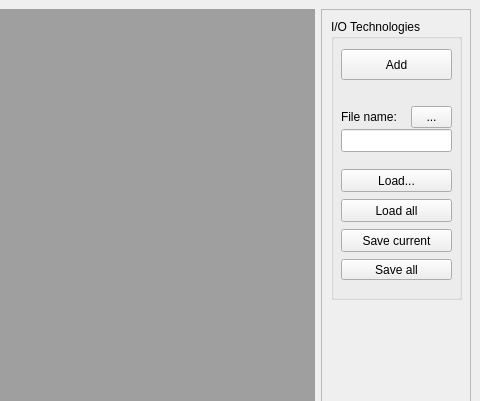
Before: the Qt Designer form code/pev/experts_gui/ui/mainwindow.ui in Jackirson/pyttools, drawn with Qt 5; both pictures show x 320 to 800 and y 0 to 401 of the 800 by 600 pixel window.
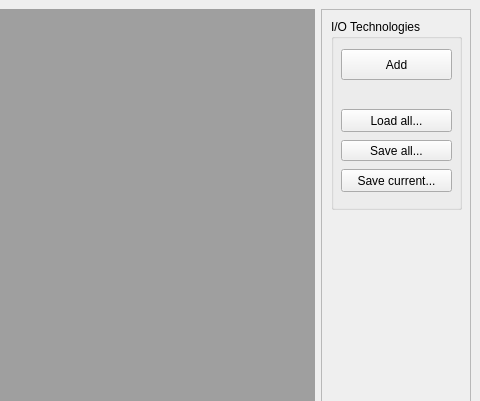
After: the same form once the commit is applied.

Commit message: ISSUE #276: Added tech numbers and sort-before-you-save to expert_gui.

Diff of the .ui file:
```diff
--- a/code/pev/experts_gui/ui/mainwindow.ui
+++ b/code/pev/experts_gui/ui/mainwindow.ui
@@ -44,7 +44,7 @@
          <x>10</x>
          <y>10</y>
          <width>131</width>
-         <height>281</height>
+         <height>191</height>
         </rect>
        </property>
        <property name="title">
@@ -67,88 +67,39 @@
         <property name="geometry">
          <rect>
           <x>10</x>
-          <y>240</y>
+          <y>121</y>
           <width>111</width>
           <height>21</height>
          </rect>
         </property>
         <property name="text">
-         <string>Save all</string>
+         <string>Save all...</string>
         </property>
        </widget>
        <widget class="QPushButton" name="saveOneTech">
         <property name="geometry">
          <rect>
           <x>10</x>
-          <y>210</y>
-          <width>111</width>
-          <height>23</height>
-         </rect>
-        </property>
-        <property name="text">
-         <string>Save current</string>
-        </property>
-       </widget>
-       <widget class="QPushButton" name="loadOneTech">
-        <property name="geometry">
-         <rect>
-          <x>10</x>
           <y>150</y>
           <width>111</width>
           <height>23</height>
          </rect>
         </property>
         <property name="text">
-         <string>Load...</string>
-        </property>
-       </widget>
-       <widget class="QLineEdit" name="filename">
-        <property name="geometry">
-         <rect>
-          <x>10</x>
-          <y>110</y>
-          <width>111</width>
-          <height>23</height>
-         </rect>
+         <string>Save current...</string>
         </property>
        </widget>
        <widget class="QPushButton" name="loadTech">
         <property name="geometry">
          <rect>
           <x>10</x>
-          <y>180</y>
-          <width>111</width>
-          <height>23</height>
-         </rect>
-        </property>
-        <property name="text">
-         <string>Load all</string>
-        </property>
-       </widget>
-       <widget class="QToolButton" name="selectFile">
-        <property name="geometry">
-         <rect>
-          <x>80</x>
-          <y>87</y>
-          <width>41</width>
-          <height>22</height>
-         </rect>
-        </property>
-        <property name="text">
-         <string>...</string>
-        </property>
-       </widget>
-       <widget class="QLabel" name="label_filename">
-        <property name="geometry">
-         <rect>
-          <x>10</x>
           <y>90</y>
-          <width>91</width>
-          <height>16</height>
+          <width>111</width>
+          <height>23</height>
          </rect>
         </property>
         <property name="text">
-         <string>File name:</string>
+         <string>Load all...</string>
         </property>
        </widget>
       </widget>
```
The commit also changes 4 other files.
